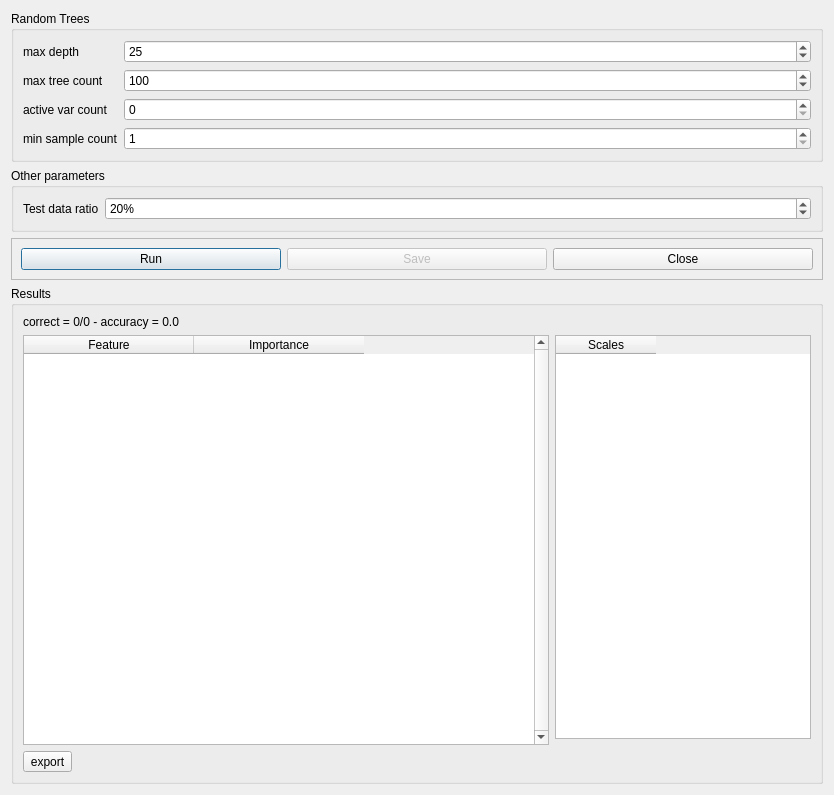
This is Train3DMASCDialog.ui in dgirardeau/q3DMASC as Qt 5 draws it before an edit. The edited form follows.
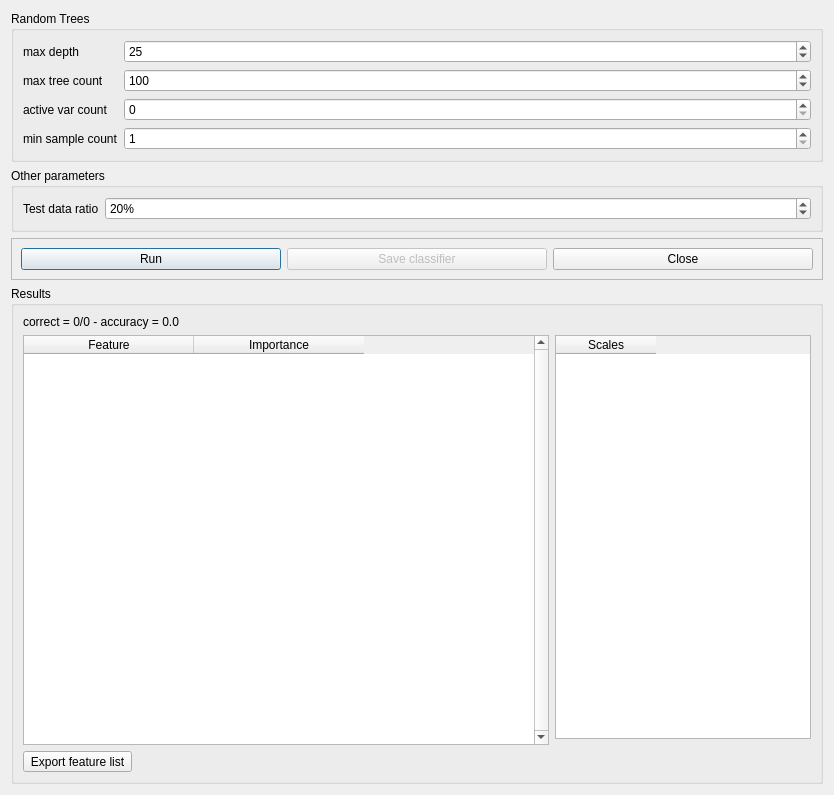
This is the edited form.

```diff
--- a/Train3DMASCDialog.ui
+++ b/Train3DMASCDialog.ui
@@ -157,7 +157,7 @@
          <bool>false</bool>
         </property>
         <property name="text">
-         <string>Save</string>
+         <string>Save classifier</string>
         </property>
        </widget>
       </item>
@@ -231,7 +231,7 @@
       <item row="3" column="0">
        <widget class="QToolButton" name="exportToolButton">
         <property name="text">
-         <string>export</string>
+         <string>Export feature list</string>
         </property>
        </widget>
       </item>
```
